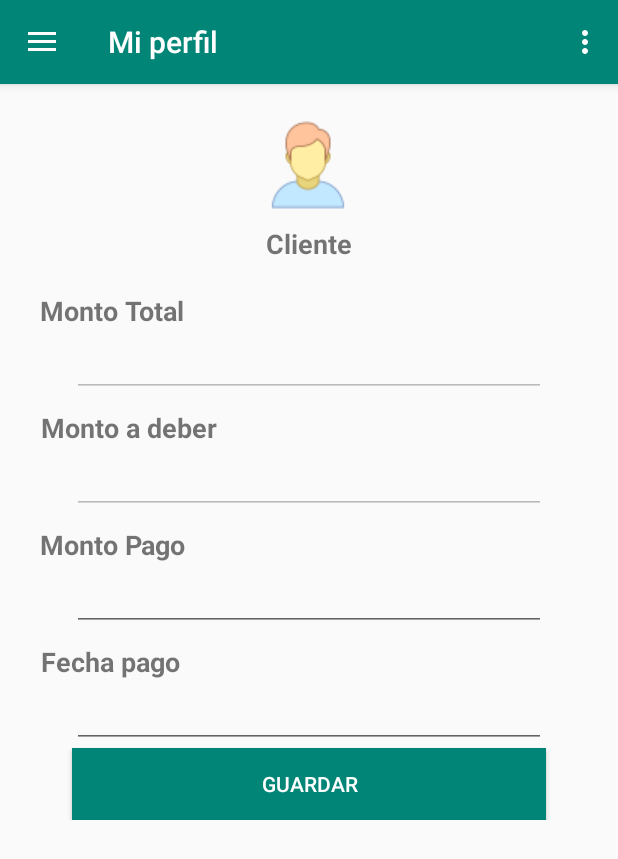
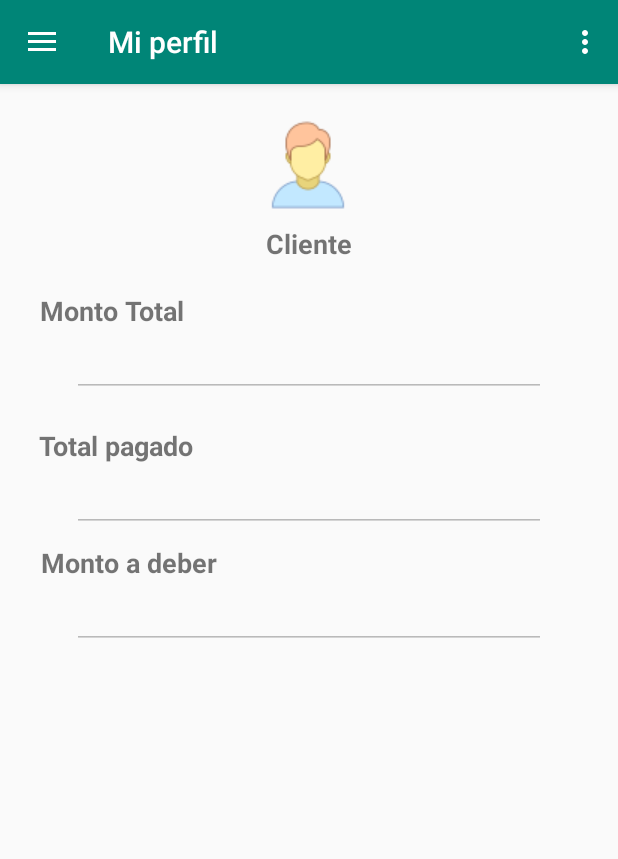
Before and after one commit to WilmerR23/FiaoRD, an Android app: the fragment RealizarPago placed in its activity, on a phone screen of 412 x 824 dp. Shown: the top 859 px of the screen. Run offline under Robolectric (Android 15) with nearby library versions, the phone set to English and light mode, and no system bars; our stand-ins replace Firebase (no records; nobody signed in at launch, a user with empty details on screens opened directly), navigation-ui.

Commit message:
app en un 95%

```diff
--- a/app/src/main/java/com/example/fiaoRDITSC/BaseActivity.java
+++ b/app/src/main/java/com/example/fiaoRDITSC/BaseActivity.java
@@ -4,6 +4,7 @@ import android.app.AlertDialog;
 import android.content.Context;
 import android.content.DialogInterface;
 import android.content.Intent;
+import android.view.Menu;
 import android.widget.Toast;
 
 import androidx.appcompat.app.AppCompatActivity;
@@ -28,6 +29,7 @@ public class BaseActivity extends AppCompatActivity implements OnFragmentInterac
     public Object vm;
     private Fragment currentFrag;
     public NavigationView navigationView;
+    public Menu nav_Menu;
 
     public BaseActivity() {
         _Firebase = new Firebase();
@@ -81,6 +83,11 @@ public class BaseActivity extends AppCompatActivity implements OnFragmentInterac
             }
         });
         dialogo1.show();
+    }
+
+    @Override
+    public Menu getMenu() {
+        return nav_Menu;
     }
 
 
--- a/app/src/main/java/com/example/fiaoRDITSC/Interfaces/OnFragmentInteractionListener.java
+++ b/app/src/main/java/com/example/fiaoRDITSC/Interfaces/OnFragmentInteractionListener.java
@@ -1,6 +1,7 @@
 package com.example.fiaoRDITSC.Interfaces;
 
 import android.content.Context;
+import android.view.Menu;
 
 import androidx.fragment.app.Fragment;
 
@@ -28,4 +29,5 @@ public interface OnFragmentInteractionListener {
     void setCurrentFragment(Fragment frg, int item);
 
     void onMakeDialog(BaseFragment bf, MessageDialog mD, Object paremeter);
+    Menu getMenu();
 }
--- a/app/src/main/java/com/example/fiaoRDITSC/MainActivity.java
+++ b/app/src/main/java/com/example/fiaoRDITSC/MainActivity.java
@@ -47,7 +47,7 @@ public class MainActivity extends BaseActivity {
         NavigationUI.setupActionBarWithNavController(this, navController, mAppBarConfiguration);
         NavigationUI.setupWithNavController(navigationView, navController);
 
-
+        nav_Menu = navigationView.getMenu();
         setupDrawerContent(navigationView);
     }
 
--- a/app/src/main/java/com/example/fiaoRDITSC/Models/BaseModel.java
+++ b/app/src/main/java/com/example/fiaoRDITSC/Models/BaseModel.java
@@ -15,4 +15,6 @@ public class BaseModel  extends ViewModel implements Serializable {
                 this.Id = id;
         }
 
+
+
 }
--- a/app/src/main/java/com/example/fiaoRDITSC/ui/home/HomeFragment.java
+++ b/app/src/main/java/com/example/fiaoRDITSC/ui/home/HomeFragment.java
@@ -112,6 +112,7 @@ public class HomeFragment extends BaseFragment implements OnListViewListener, Vi
         if (valor) {
             colmaderoInit();
         } else {
+            mListener.getMenu().findItem(R.id.nav_home).setVisible(false);
             mListener.onCallFragmentKey(this,R.id.nav_host_fragment,ClienteFragment.newInstance(),"Mi perfil");
         }
     }
@@ -131,7 +132,7 @@ public class HomeFragment extends BaseFragment implements OnListViewListener, Vi
             labels.add(vm.getDescripcion());
         }
 
-        list_adapter adapter = new list_adapter(this.getActivityContext(), labels, true,R.layout.row_list_view, this);
+        list_adapter adapter = new list_adapter(this.getActivityContext(), labels, true,true,R.layout.row_list_view, this);
         list_view.setAdapter(adapter);
     }
 
--- a/app/src/main/java/com/example/fiaoRDITSC/ui/login/LoginFragment.java
+++ b/app/src/main/java/com/example/fiaoRDITSC/ui/login/LoginFragment.java
@@ -90,7 +90,7 @@ public class LoginFragment extends BaseFragment implements View.OnClickListener
                 }
                 break;
             case R.id.txtRegistrateAqui:
-                mListener.onCallFragmentKey(this,R.id.nav_host_fragment,Register.newInstance(),"Registro");
+                mListener.onCallFragmentKey(this,R.id.container,Register.newInstance(),"Registro");
                 break;
         }
     }
--- a/app/src/main/java/com/example/fiaoRDITSC/ui/movimientos/RealizarPago.java
+++ b/app/src/main/java/com/example/fiaoRDITSC/ui/movimientos/RealizarPago.java
@@ -13,18 +13,27 @@ import android.view.View;
 import android.view.ViewGroup;
 import android.widget.Button;
 import android.widget.EditText;
+import android.widget.TextView;
 import android.widget.Toast;
 
+import com.example.fiaoRDITSC.Firebase;
 import com.example.fiaoRDITSC.Interfaces.OnEditTextDatePicker;
 import com.example.fiaoRDITSC.R;
 import com.example.fiaoRDITSC.Utility.MessageDialog;
 import com.example.fiaoRDITSC.Utility.MyEditTextDatePicker;
 import com.example.fiaoRDITSC.ui.BaseFragment;
+import com.example.fiaoRDITSC.ui.home.HomeFragment;
+
+import java.text.SimpleDateFormat;
+import java.util.ArrayList;
+import java.util.Calendar;
 
 public class RealizarPago extends BaseFragment implements View.OnClickListener, OnEditTextDatePicker {
 
-    private EditText fechaPago, montoTotal, montoADeber, txtMontoPago;
+    private EditText fechaPago, montoTotal, montoADeber, txtMontoPago, txtTotalPagado;
+    private TextView lblMontoPago, lblFechaPago;
     private Button btnGuardar;
+    private CrearPrestamoViewModel crear_prestamo_vm;
 
     public static RealizarPago newInstance() {
         return new RealizarPago();
@@ -43,16 +52,30 @@ public class RealizarPago extends BaseFragment implements View.OnClickListener,
         montoTotal = view.findViewById(R.id.txtMonto);
         montoADeber = view.findViewById(R.id.txtMontoADeber);
         txtMontoPago = view.findViewById(R.id.txtMontoPago);
+        txtTotalPagado= view.findViewById(R.id.txtTotalPagado);
         btnGuardar = view.findViewById(R.id.btnRealizarPago);
 
-        CrearPrestamoViewModel vm = VerPrestamos.vm;
+        crear_prestamo_vm = VerPrestamos.vm;
 
-        if (vm != null) {
-            montoTotal.setText(Integer.toString(vm.getTotal()));
-            montoADeber.setText(Integer.toString(vm.getTotal() - vm.getTotalPagado()));
+        lblMontoPago = view.findViewById(R.id.lblMontoPago);
+        lblFechaPago = view.findViewById(R.id.lblFechaPago);
+
+
+        if (crear_prestamo_vm != null) {
+            montoTotal.setText(Integer.toString(crear_prestamo_vm.getTotal()));
+            montoADeber.setText(Integer.toString(crear_prestamo_vm.getTotal() - crear_prestamo_vm.getTotalPagado()));
+            txtTotalPagado.setText(Integer.toString(crear_prestamo_vm.getTotalPagado()));
         }
 
-        btnGuardar.setOnClickListener(this);
+        if(HomeFragment.key != null) {
+            btnGuardar.setOnClickListener(this);
+        } else {
+            txtMontoPago.setVisibility(View.GONE);
+            fechaPago.setVisibility(View.GONE);
+            lblMontoPago.setVisibility(View.GONE);
+            lblFechaPago.setVisibility(View.GONE);
+            btnGuardar.setVisibility(View.GONE);
+        }
 
         return view;
     }
@@ -79,41 +102,34 @@ public class RealizarPago extends BaseFragment implements View.OnClickListener,
     }
 
     public void realizarPago() {
-//        CrearPrestamoViewModel vm = new CrearPrestamoViewModel(
-//                Integer.parseInt(monto.getText().toString()),
-//                Integer.parseInt(interes.getText().toString()),
-//                Integer.parseInt(periodos.getText().toString()),
-//                TipoPago,
-//                fechaInicio.getText().toString(),
-//                fechaFin.getText().toString(),
-//                Integer.parseInt(total.getText().toString()),
-//                0,
-//                LoginFragment.id
-//        );
-//
-//        ArrayList<String> lista = new ArrayList<String>();
-//        lista.add("Prestamos");
-//        String key = HomeFragment.key;
-//        lista.add(key);
-//        Calendar calendar = Calendar.getInstance();
-//        SimpleDateFormat formatter = new SimpleDateFormat("HH:mm:ss");
-//        String tiempo = formatter.format(calendar.getTime());
-//        lista.add("F" + vm.getFechaInicio().replaceAll("/", "_") + tiempo);
-//        vm.setFechaInicio(vm.getFechaInicio() + tiempo);
-//        String cadena = mListener.Save(vm, lista, "");
-//
-//        mListener.onMakeDialog(this,
-//                new MessageDialog("Importante",
-//                        "Prestamo registrado con exito. Pulse aceptar para ver el prestamo",
-//                        "Aceptar",
-//                        "Cancelar"),
-//                null);
+        RealizarPagoViewModel vm = new RealizarPagoViewModel(
+                Integer.parseInt(txtMontoPago.getText().toString()),
+                fechaPago.getText().toString()
+        );
+
+        ArrayList<String> lista = new ArrayList<String>();
+        lista.add("MovimientosPrestamos");
+        lista.add(crear_prestamo_vm.getId());
+
+        Calendar calendar = Calendar.getInstance();
+        SimpleDateFormat formatter = new SimpleDateFormat("HH:mm:ss");
+        String tiempo = formatter.format(calendar.getTime());
+        vm.setId("MP_" + tiempo);
+
+        String cadena = _Firebase.SaveBaseModelPush(vm, lista, "");
+
+        mListener.onMakeDialog(this,
+                new MessageDialog("Importante",
+                        "Pago registrado con exito. Pulse aceptar para ver los movimientos del prestamo",
+                        "Aceptar",
+                        "Cancelar"),
+                null);
 
     }
 
     @Override
     public void DialogPositiveCallback(Object parameter) {
-        mListener.onCallFragmentKey(this, R.id.nav_host_fragment, VerPrestamos.newInstance(), "Prestamos");
+        mListener.onCallFragmentKey(this, R.id.nav_host_fragment, VerMovimientos.newInstance(), "Movimientos");
     }
 
     public boolean validarDatos() {
--- a/app/src/main/res/layout/realizar_pago_fragment.xml
+++ b/app/src/main/res/layout/realizar_pago_fragment.xml
@@ -66,10 +66,41 @@
                 android:enabled="false"
                 android:ems="10"
                 android:inputType="number"
+                app:layout_constraintBottom_toTopOf="@+id/lblTotalPagado"
+                app:layout_constraintEnd_toEndOf="parent"
+                app:layout_constraintStart_toStartOf="parent"
+                app:layout_constraintTop_toBottomOf="@+id/lblMonto" />
+
+
+            <TextView
+                android:id="@+id/lblTotalPagado"
+                android:layout_width="wrap_content"
+                android:layout_height="wrap_content"
+                android:layout_marginTop="20dp"
+                android:text="Total pagado"
+                android:textSize="18sp"
+                android:textStyle="bold"
+                app:layout_constraintEnd_toEndOf="parent"
+                app:layout_constraintHorizontal_bias="0.085"
+                app:layout_constraintStart_toStartOf="parent"
+                app:layout_constraintTop_toBottomOf="@+id/txtMonto"/>
+
+            <EditText
+                android:id="@+id/txtTotalPagado"
+                android:layout_width="match_parent"
+                android:layout_height="wrap_content"
+                android:layout_marginStart="72px"
+                android:layout_marginLeft="72px"
+                android:layout_marginEnd="72px"
+                android:layout_marginRight="72px"
+                android:enabled="false"
+                android:ems="10"
+                android:inputType="number"
                 app:layout_constraintBottom_toTopOf="@+id/lblMontoADeber"
                 app:layout_constraintEnd_toEndOf="parent"
                 app:layout_constraintStart_toStartOf="parent"
-                app:layout_constraintTop_toBottomOf="@+id/lblMonto" />
+                app:layout_constraintTop_toBottomOf="@+id/lblTotalPagado" />
+
 
             <TextView
                 android:id="@+id/lblMontoADeber"
@@ -82,7 +113,7 @@
                 app:layout_constraintEnd_toEndOf="parent"
                 app:layout_constraintHorizontal_bias="0.092"
                 app:layout_constraintStart_toStartOf="parent"
-                app:layout_constraintTop_toBottomOf="@+id/txtMonto" />
+                app:layout_constraintTop_toBottomOf="@+id/txtTotalPagado" />
 
 
             <EditText
```
Also changed, not shown: app/src/main/java/com/example/fiaoRDITSC/Firebase.java (+16 -5 lines), app/src/main/java/com/example/fiaoRDITSC/Utility/list_adapter.java (+13 -5 lines), app/src/main/java/com/example/fiaoRDITSC/ui/PrestamistaColmaderoCodigo/PrestamistaColmaderoCodigo.java (+9 -1 lines), app/src/main/java/com/example/fiaoRDITSC/ui/movimientos/RealizarPagoViewModel.java (+37 -0 lines), app/src/main/java/com/example/fiaoRDITSC/ui/movimientos/VerMovimientos.java (added, +93 -0 lines), app/src/main/java/com/example/fiaoRDITSC/ui/movimientos/VerPrestamos.java (+8 -4 lines), app/src/main/java/com/example/fiaoRDITSC/ui/register/Register.java (+6 -2 lines), app/src/main/res/layout/fragment_ver_movimientos.xml (added, +37 -0 lines), app/src/main/res/layout/row_list_view_default.xml (added, +19 -0 lines).
